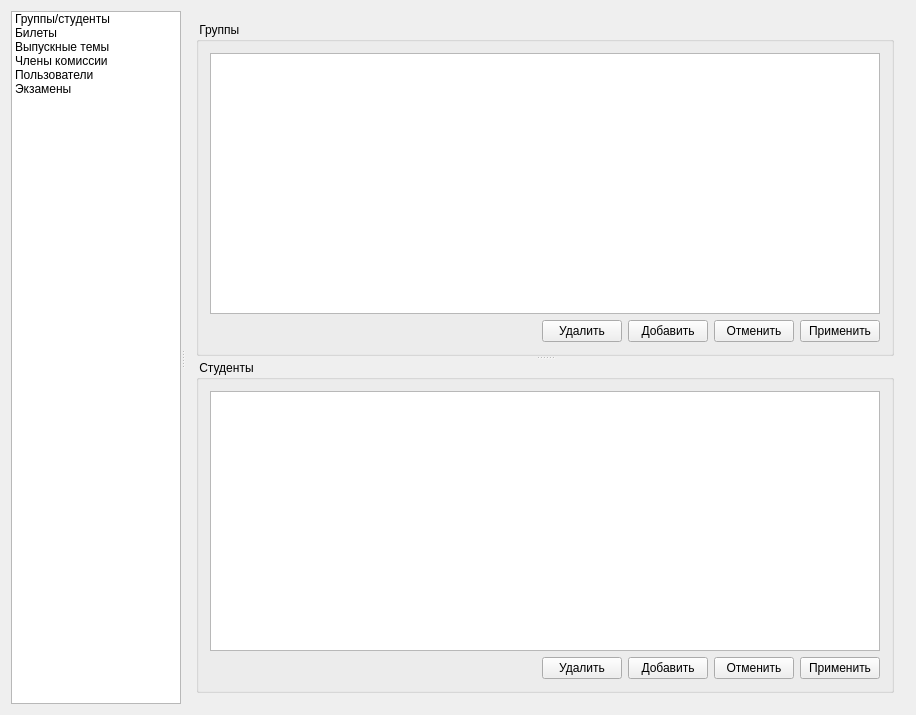
Old version of the form assistant_serv/mainwindow.ui in the repository xjohncz/chsuass.
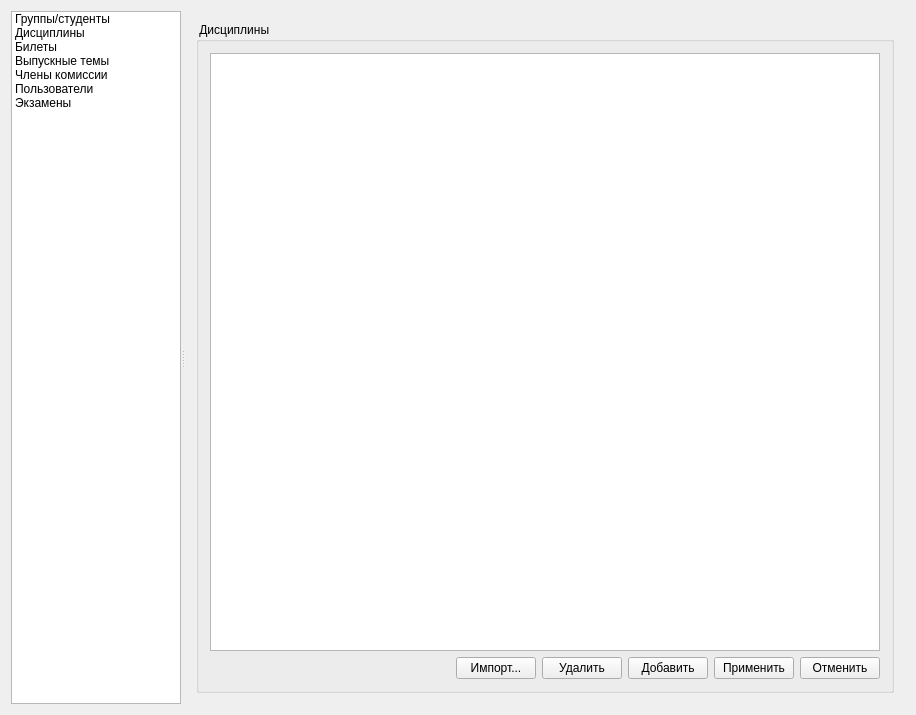
New version of the form.

The edit to the form file:
```diff
--- a/assistant_serv/mainwindow.ui
+++ b/assistant_serv/mainwindow.ui
@@ -32,6 +32,11 @@
          <string>Группы/студенты</string>
         </property>
        </item>
+       <item>
+        <property name="text">
+         <string>Дисциплины</string>
+        </property>
+       </item>
        <item>
         <property name="text">
          <string>Билеты</string>
@@ -60,7 +65,7 @@
       </widget>
       <widget class="QStackedWidget" name="stackedWidget">
        <property name="currentIndex">
-        <number>0</number>
+        <number>1</number>
        </property>
        <widget class="QWidget" name="groupsPage">
         <layout class="QHBoxLayout" name="horizontalLayout_10">
@@ -183,6 +188,74 @@
          </item>
         </layout>
        </widget>
+       <widget class="QWidget" name="page_4">
+        <layout class="QHBoxLayout" name="horizontalLayout_33">
+         <item>
+          <widget class="QGroupBox" name="groupBox_12">
+           <property name="title">
+            <string> Дисциплины </string>
+           </property>
+           <layout class="QVBoxLayout" name="verticalLayout_16">
+            <item>
+             <widget class="QTableView" name="subjectsTableView"/>
+            </item>
+            <item>
+             <layout class="QHBoxLayout" name="horizontalLayout_34">
+              <item>
+               <spacer name="horizontalSpacer_11">
+                <property name="orientation">
+                 <enum>Qt::Horizontal</enum>
+                </property>
+                <property name="sizeHint" stdset="0">
+                 <size>
+                  <width>40</width>
+                  <height>20</height>
+                 </size>
+                </property>
+               </spacer>
+              </item>
+              <item>
+               <widget class="QPushButton" name="importSubjectsButton">
+                <property name="text">
+                 <string>Импорт...</string>
+                </property>
+               </widget>
+              </item>
+              <item>
+               <widget class="QPushButton" name="deleteSubjectButton">
+                <property name="text">
+                 <string>Удалить</string>
+                </property>
+               </widget>
+              </item>
+              <item>
+               <widget class="QPushButton" name="addSubjectButton">
+                <property name="text">
+                 <string>Добавить</string>
+                </property>
+               </widget>
+              </item>
+              <item>
+               <widget class="QPushButton" name="cancelSubkectsButton">
+                <property name="text">
+                 <string>Применить</string>
+                </property>
+               </widget>
+              </item>
+              <item>
+               <widget class="QPushButton" name="applySubjectsButton">
+                <property name="text">
+                 <string>Отменить</string>
+                </property>
+               </widget>
+              </item>
+             </layout>
+            </item>
+           </layout>
+          </widget>
+         </item>
+        </layout>
+       </widget>
        <widget class="QWidget" name="cardsPage">
         <layout class="QHBoxLayout" name="horizontalLayout_4">
          <item>
```
Left out of the diff: 10 changed lines with no effect on the pictures.
